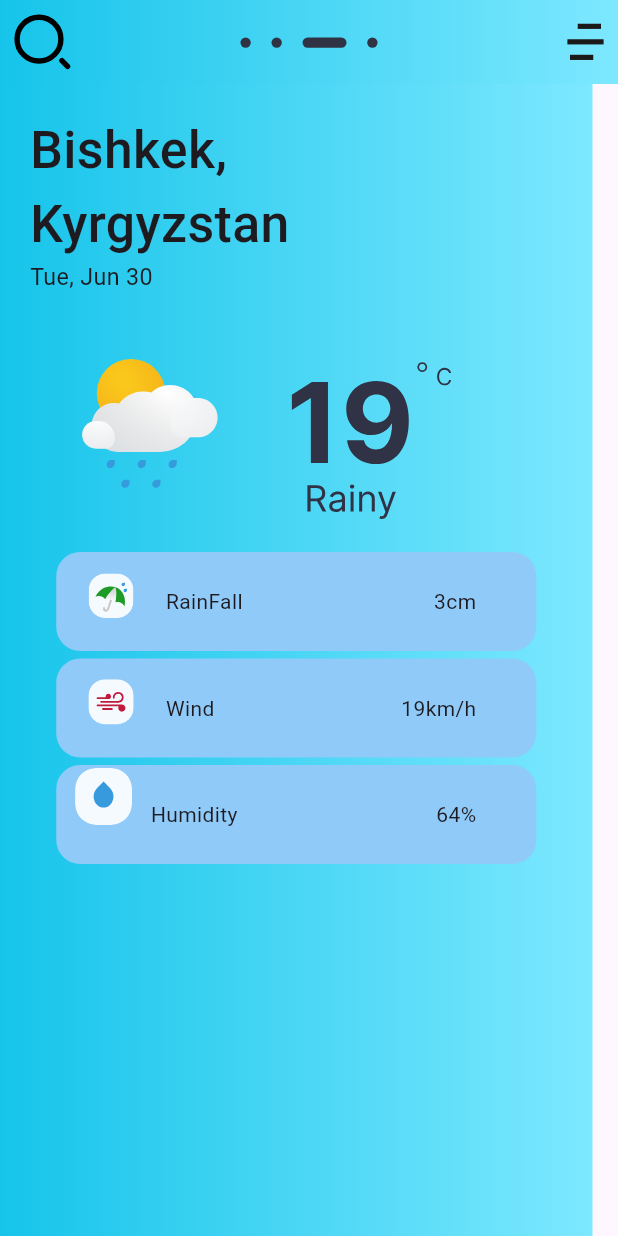
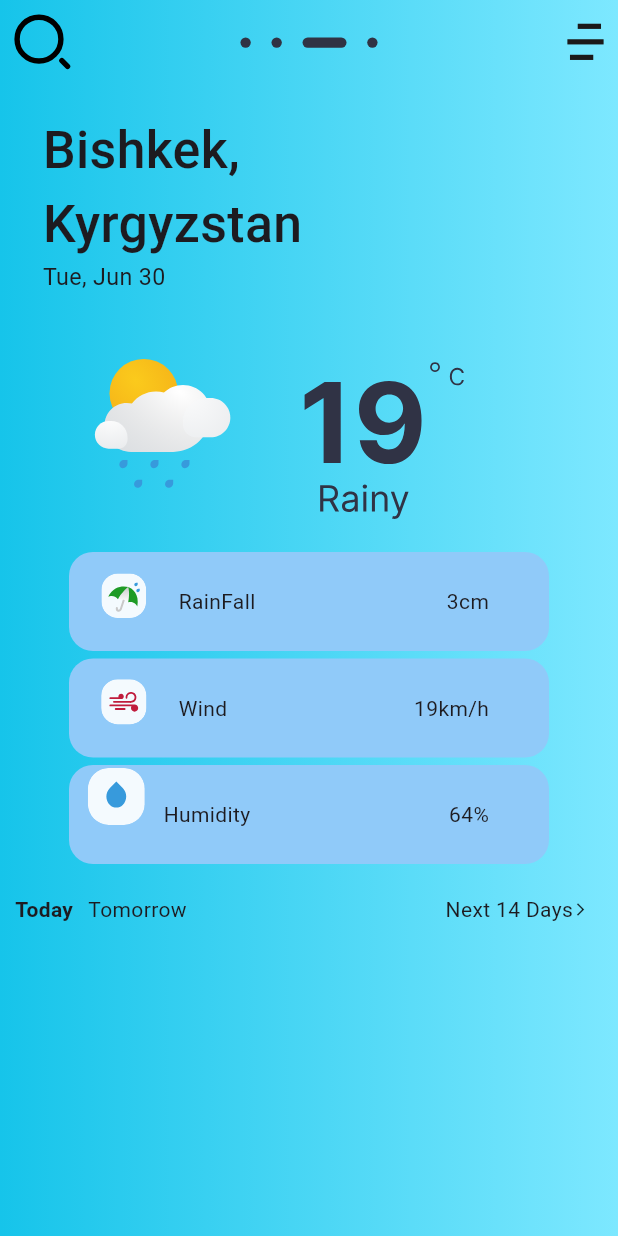
Before and after one commit to eraly94/weather_app_with_api, a Flutter app: the screen it shows after launch, on a phone screen of 412 x 824 dp. Run offline on Flutter 3.47's test engine with Material 3 defaults, Android fonts, the phone set to English and light mode, and no system bars; our stand-ins replace flutter_svg.

Commit message:
16 days list

```diff
--- a/lib/main_screen.dart
+++ b/lib/main_screen.dart
@@ -213,6 +213,56 @@ class _MainScreenState extends State<MainScreen> {
                 ),
               ],
             ),
+            const Padding(
+              padding: EdgeInsets.only(
+                top: 20,
+                left: 10,
+                right: 20,
+              ),
+              child: Row(
+                mainAxisAlignment: MainAxisAlignment.spaceBetween,
+                children: [
+                  Row(
+                    children: [
+                      Text(
+                        "Today",
+                        style: TextStyle(
+                          fontSize: 14,
+                          fontWeight: FontWeight.w700,
+                        ),
+                      ),
+                      SizedBox(
+                        width: 10,
+                      ),
+                      Text("Tomorrow",
+                          style: TextStyle(
+                            fontSize: 14,
+                            fontWeight: FontWeight.w400,
+                          )),
+                    ],
+                  ),
+                  Row(
+                    children: [
+                      Text("Next 14 Days"),
+                      Icon(
+                        Icons.arrow_forward_ios,
+                        size: 10,
+                      ),
+                    ],
+                  ),
+                ],
+              ),
+            ),
+            // ListView.builder(
+            //     scrollDirection: Axis.horizontal,
+            //     itemCount: 16,
+            //     itemBuilder: (BuildContext context, int index) {
+            //       return Container(
+            //         child: Column(
+            //           children: [Text("data")],
+            //         ),
+            //       );
+            //     }),
           ],
         ),
       ),
--- a/pubspec.yaml
+++ b/pubspec.yaml
@@ -19,7 +19,7 @@ publish_to: 'none' # Remove this line if you wish to publish to pub.dev
 version: 1.0.0+1
 
 environment:
-  sdk: '>=2.12.0 <3.0.0'
+  sdk: '>=3.2.0 <4.0.0'
 
 # Dependencies specify other packages that your package needs in order to work.
 # To automatically upgrade your package dependencies to the latest versions
@@ -37,7 +37,8 @@ dependencies:
   cupertino_icons: ^1.0.2
   flutter_bloc: ^8.1.4
   flutter_svg: ^2.0.9
-  dependencies:
+
+
 
 
 dev_dependencies:
```
Also changed, not shown: pubspec.lock.
